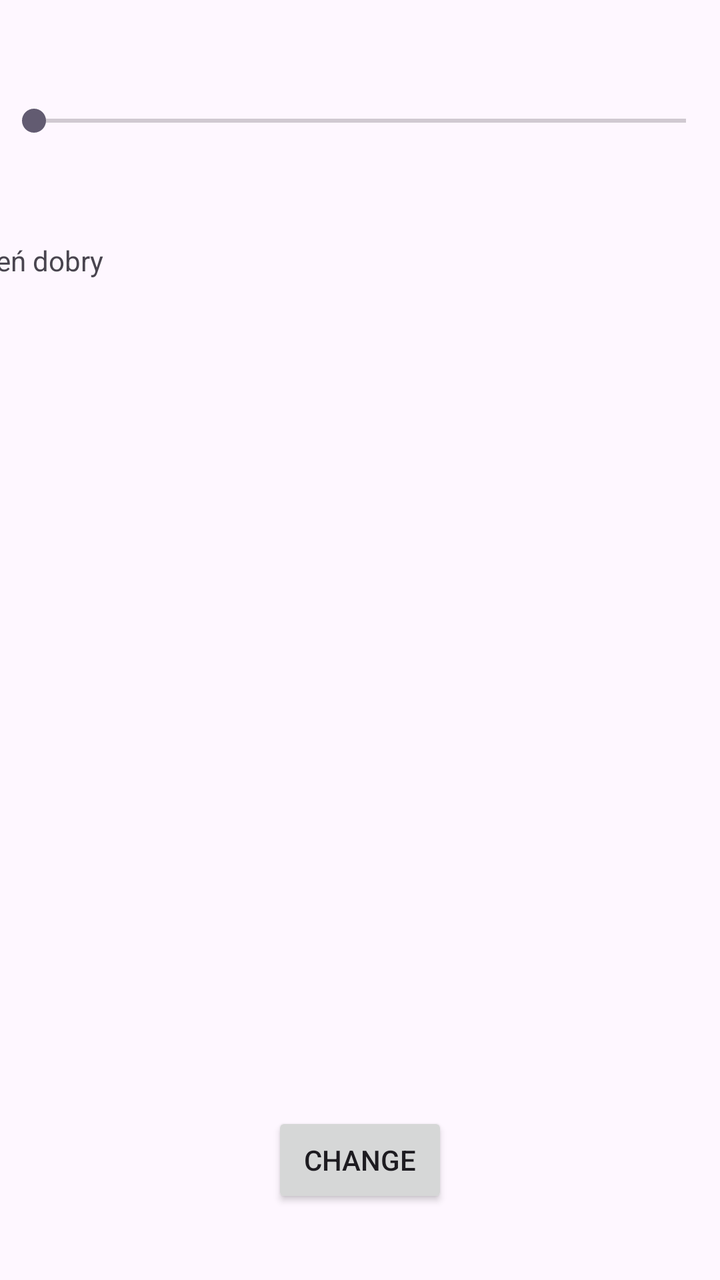
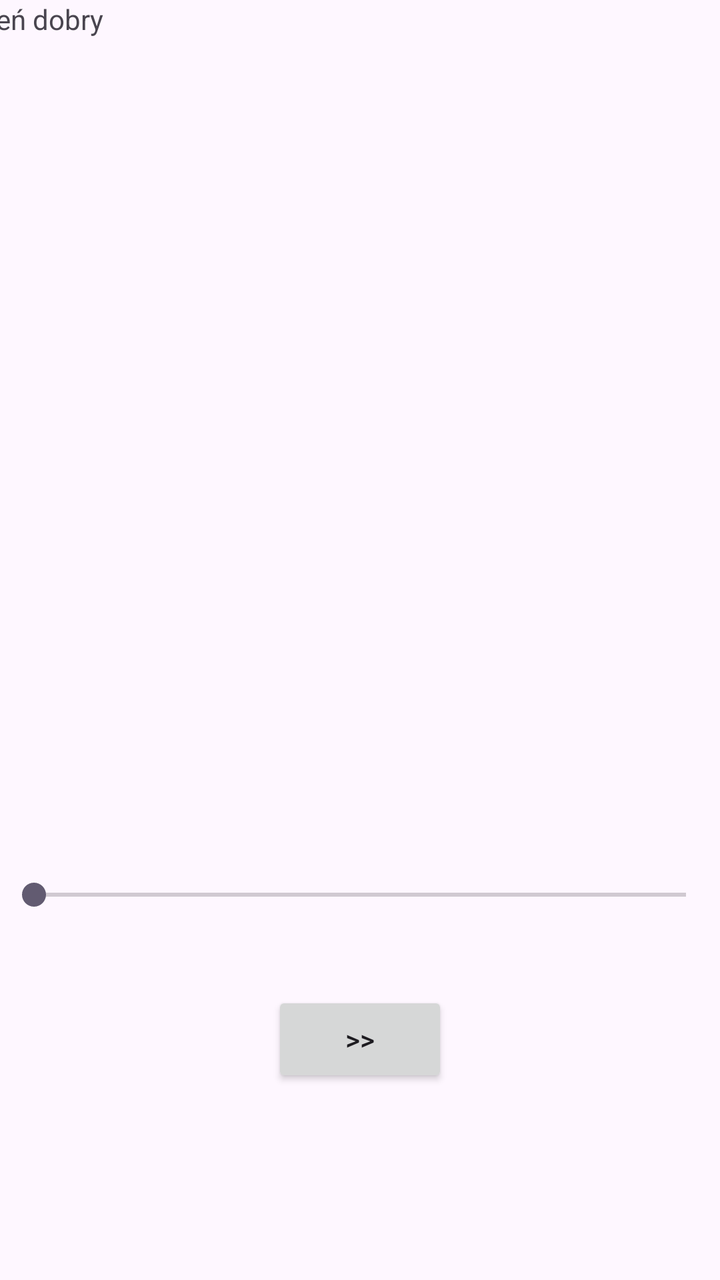

Screens rendered from an Android XML layout before and after an edit, with the pre-edit source and the edit as a unified diff.
<!-- AndroidManifest.xml: application theme Theme.MyApplication -->
<!-- res/layout/activity_main.xml -->
<?xml version="1.0" encoding="utf-8"?>
<androidx.constraintlayout.widget.ConstraintLayout xmlns:android="http://schemas.android.com/apk/res/android"
    xmlns:app="http://schemas.android.com/apk/res-auto"
    xmlns:tools="http://schemas.android.com/tools"
    android:layout_width="match_parent"
    android:layout_height="match_parent"
    tools:context=".MainActivity">

    <TextView
        android:id="@+id/textView"
        android:layout_width="404dp"
        android:layout_height="399dp"
        android:text="Dzień dobry"
        android:textAlignment="textStart"
        app:layout_constraintBottom_toBottomOf="parent"
        app:layout_constraintEnd_toEndOf="parent"
        app:layout_constraintStart_toStartOf="parent"
        app:layout_constraintTop_toTopOf="parent" />

    <Button
        android:id="@+id/button"
        android:layout_width="wrap_content"
        android:layout_height="wrap_content"
        android:text="Change"
        app:layout_constraintBottom_toBottomOf="parent"
        app:layout_constraintEnd_toEndOf="parent"
        app:layout_constraintStart_toStartOf="parent"
        app:layout_constraintTop_toBottomOf="@+id/textView" />

    <SeekBar
        android:id="@+id/seekBar"
        android:layout_width="358dp"
        android:layout_height="77dp"
        app:layout_constraintBottom_toTopOf="@+id/textView"
        app:layout_constraintEnd_toEndOf="parent"
        app:layout_constraintStart_toStartOf="parent"
        app:layout_constraintTop_toTopOf="parent" />
</androidx.constraintlayout.widget.ConstraintLayout>
<!-- resources referenced by this layout -->
<resources>
  <style name="Theme.MyApplication" parent="Base.Theme.MyApplication" />
  <style name="Base.Theme.MyApplication" parent="Theme.Material3.DayNight.NoActionBar">
          
          
      </style>
</resources>

<!-- the commit's change to res/layout/activity_main.xml (unified diff, before → after) -->
@@ -12,7 +12,6 @@
         android:layout_height="399dp"
         android:text="Dzień dobry"
         android:textAlignment="textStart"
-        app:layout_constraintBottom_toBottomOf="parent"
         app:layout_constraintEnd_toEndOf="parent"
         app:layout_constraintStart_toStartOf="parent"
         app:layout_constraintTop_toTopOf="parent" />
@@ -21,7 +20,7 @@
         android:id="@+id/button"
         android:layout_width="wrap_content"
         android:layout_height="wrap_content"
-        android:text="Change"
+        android:text=">>"
         app:layout_constraintBottom_toBottomOf="parent"
         app:layout_constraintEnd_toEndOf="parent"
         app:layout_constraintStart_toStartOf="parent"
@@ -31,8 +30,8 @@
         android:id="@+id/seekBar"
         android:layout_width="358dp"
         android:layout_height="77dp"
-        app:layout_constraintBottom_toTopOf="@+id/textView"
+        app:layout_constraintBottom_toTopOf="@+id/button"
         app:layout_constraintEnd_toEndOf="parent"
         app:layout_constraintStart_toStartOf="parent"
-        app:layout_constraintTop_toTopOf="parent" />
+        app:layout_constraintTop_toBottomOf="@+id/textView" />
 </androidx.constraintlayout.widget.ConstraintLayout>
